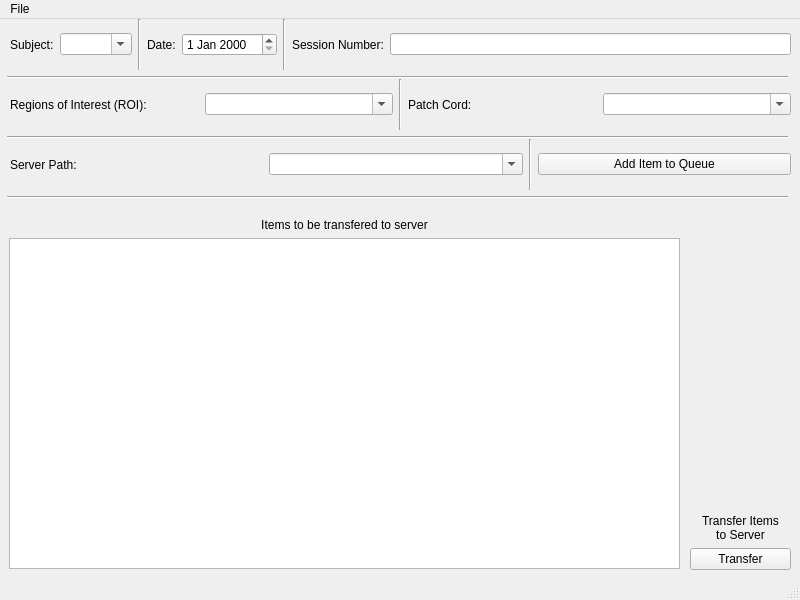
Above: deploy/fiberphotometry/fiber_photometry_form.ui from int-brain-lab/iblscripts before the change. Below: the same form after it.
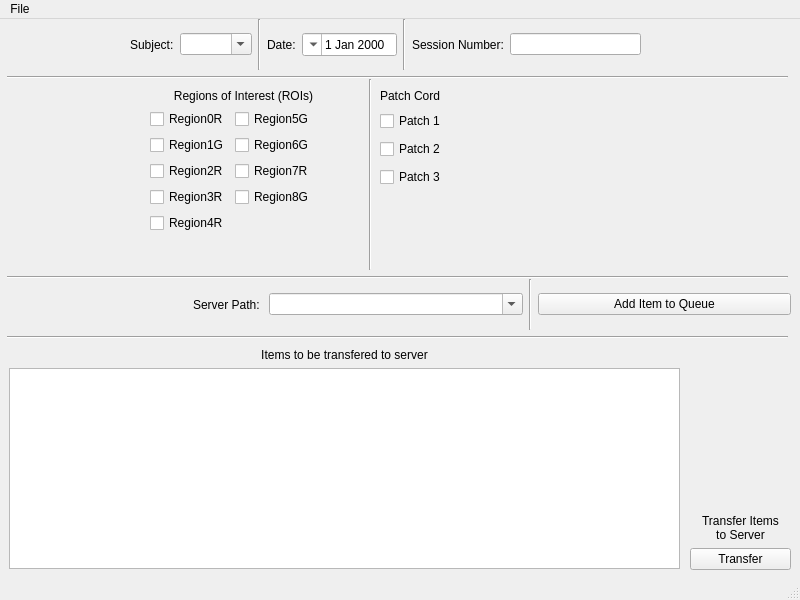
That is the form after the change.

Diff of the .ui file:
```diff
--- a/deploy/fiberphotometry/fiber_photometry_form.ui
+++ b/deploy/fiberphotometry/fiber_photometry_form.ui
@@ -29,9 +29,9 @@
    <widget class="QWidget" name="horizontalLayoutWidget">
     <property name="geometry">
      <rect>
-      <x>10</x>
+      <x>130</x>
       <y>0</y>
-      <width>781</width>
+      <width>511</width>
       <height>51</height>
      </rect>
     </property>
@@ -68,7 +68,17 @@
       </widget>
      </item>
      <item>
-      <widget class="QDateEdit" name="dateEdit"/>
+      <widget class="QDateEdit" name="date_edit">
+       <property name="layoutDirection">
+        <enum>Qt::RightToLeft</enum>
+       </property>
+       <property name="displayFormat">
+        <string/>
+       </property>
+       <property name="calendarPopup">
+        <bool>true</bool>
+       </property>
+      </widget>
      </item>
      <item>
       <widget class="Line" name="line_2">
@@ -85,52 +95,12 @@
       </widget>
      </item>
      <item>
-      <widget class="QLineEdit" name="lineEdit"/>
-     </item>
-    </layout>
-   </widget>
-   <widget class="QWidget" name="horizontalLayoutWidget_2">
-    <property name="geometry">
-     <rect>
-      <x>10</x>
-      <y>60</y>
-      <width>781</width>
-      <height>51</height>
-     </rect>
-    </property>
-    <layout class="QHBoxLayout" name="horizontalLayout_2">
-     <item>
-      <widget class="QLabel" name="label_5">
-       <property name="text">
-        <string>Regions of Interest (ROI):</string>
+      <widget class="QLineEdit" name="session_number">
+       <property name="maxLength">
+        <number>30</number>
        </property>
-      </widget>
-     </item>
-     <item>
-      <widget class="QComboBox" name="comboBox_2">
-       <property name="editable">
-        <bool>true</bool>
-       </property>
-      </widget>
-     </item>
-     <item>
-      <widget class="Line" name="line_5">
-       <property name="orientation">
-        <enum>Qt::Vertical</enum>
-       </property>
-      </widget>
-     </item>
-     <item>
-      <widget class="QLabel" name="label_7">
-       <property name="text">
-        <string>Patch Cord:</string>
-       </property>
-      </widget>
-     </item>
-     <item>
-      <widget class="QComboBox" name="comboBox_3">
-       <property name="editable">
-        <bool>true</bool>
+       <property name="alignment">
+        <set>Qt::AlignRight|Qt::AlignTrailing|Qt::AlignVCenter</set>
        </property>
       </widget>
      </item>
@@ -140,9 +110,9 @@
     <property name="geometry">
      <rect>
       <x>9</x>
-      <y>199</y>
+      <y>329</y>
       <width>671</width>
-      <height>351</height>
+      <height>221</height>
      </rect>
     </property>
     <layout class="QVBoxLayout" name="verticalLayout">
@@ -168,9 +138,9 @@
     <property name="geometry">
      <rect>
       <x>690</x>
-      <y>200</y>
+      <y>330</y>
       <width>101</width>
-      <height>351</height>
+      <height>221</height>
      </rect>
     </property>
     <layout class="QVBoxLayout" name="verticalLayout_2">
@@ -207,7 +177,7 @@
     <property name="geometry">
      <rect>
       <x>10</x>
-      <y>120</y>
+      <y>260</y>
       <width>781</width>
       <height>51</height>
      </rect>
@@ -216,7 +186,10 @@
      <item>
       <widget class="QLabel" name="label_6">
        <property name="text">
-        <string>Server Path:</string>
+        <string>Server Path: </string>
+       </property>
+       <property name="alignment">
+        <set>Qt::AlignRight|Qt::AlignTrailing|Qt::AlignVCenter</set>
        </property>
       </widget>
      </item>
@@ -278,7 +251,7 @@
     <property name="geometry">
      <rect>
       <x>7</x>
-      <y>110</y>
+      <y>250</y>
       <width>781</width>
       <height>16</height>
      </rect>
@@ -291,7 +264,7 @@
     <property name="geometry">
      <rect>
       <x>7</x>
-      <y>170</y>
+      <y>310</y>
       <width>781</width>
       <height>16</height>
      </rect>
@@ -300,6 +273,162 @@
      <enum>Qt::Horizontal</enum>
     </property>
    </widget>
+   <widget class="QWidget" name="verticalLayoutWidget_4">
+    <property name="geometry">
+     <rect>
+      <x>380</x>
+      <y>90</y>
+      <width>81</width>
+      <height>83</height>
+     </rect>
+    </property>
+    <layout class="QVBoxLayout" name="verticalLayout_4">
+     <item>
+      <widget class="QCheckBox" name="cb_patch1">
+       <property name="text">
+        <string>Patch 1</string>
+       </property>
+      </widget>
+     </item>
+     <item>
+      <widget class="QCheckBox" name="cb_patch2">
+       <property name="text">
+        <string>Patch 2</string>
+       </property>
+      </widget>
+     </item>
+     <item>
+      <widget class="QCheckBox" name="cb_patch3">
+       <property name="text">
+        <string>Patch 3</string>
+       </property>
+      </widget>
+     </item>
+    </layout>
+   </widget>
+   <widget class="Line" name="line_5">
+    <property name="geometry">
+     <rect>
+      <x>360</x>
+      <y>60</y>
+      <width>20</width>
+      <height>191</height>
+     </rect>
+    </property>
+    <property name="orientation">
+     <enum>Qt::Vertical</enum>
+    </property>
+   </widget>
+   <widget class="QWidget" name="gridLayoutWidget">
+    <property name="geometry">
+     <rect>
+      <x>150</x>
+      <y>90</y>
+      <width>191</width>
+      <height>170</height>
+     </rect>
+    </property>
+    <layout class="QGridLayout" name="gridLayout">
+     <property name="sizeConstraint">
+      <enum>QLayout::SetFixedSize</enum>
+     </property>
+     <item row="3" column="1">
+      <widget class="QCheckBox" name="cb_region8g">
+       <property name="text">
+        <string>Region8G</string>
+       </property>
+      </widget>
+     </item>
+     <item row="0" column="1">
+      <widget class="QCheckBox" name="cb_region5g">
+       <property name="text">
+        <string>Region5G</string>
+       </property>
+      </widget>
+     </item>
+     <item row="1" column="1">
+      <widget class="QCheckBox" name="cb_region6g">
+       <property name="text">
+        <string>Region6G</string>
+       </property>
+      </widget>
+     </item>
+     <item row="2" column="1">
+      <widget class="QCheckBox" name="cb_region7r">
+       <property name="text">
+        <string>Region7R</string>
+       </property>
+      </widget>
+     </item>
+     <item row="3" column="0">
+      <widget class="QCheckBox" name="cb_region3r">
+       <property name="text">
+        <string>Region3R</string>
+       </property>
+      </widget>
+     </item>
+     <item row="0" column="0">
+      <widget class="QCheckBox" name="cb_region0r">
+       <property name="text">
+        <string>Region0R</string>
+       </property>
+      </widget>
+     </item>
+     <item row="1" column="0">
+      <widget class="QCheckBox" name="cb_region1g">
+       <property name="text">
+        <string>Region1G</string>
+       </property>
+      </widget>
+     </item>
+     <item row="2" column="0">
+      <widget class="QCheckBox" name="cb_region2r">
+       <property name="text">
+        <string>Region2R</string>
+       </property>
+      </widget>
+     </item>
+     <item row="5" column="0">
+      <widget class="QCheckBox" name="cb_region4r">
+       <property name="text">
+        <string>Region4R</string>
+       </property>
+      </widget>
+     </item>
+    </layout>
+   </widget>
+   <widget class="QLabel" name="label">
+    <property name="geometry">
+     <rect>
+      <x>160</x>
+      <y>70</y>
+      <width>167</width>
+      <height>17</height>
+     </rect>
+    </property>
+    <property name="text">
+     <string>Regions of Interest (ROIs)</string>
+    </property>
+    <property name="alignment">
+     <set>Qt::AlignHCenter|Qt::AlignTop</set>
+    </property>
+   </widget>
+   <widget class="QLabel" name="label_5">
+    <property name="geometry">
+     <rect>
+      <x>380</x>
+      <y>70</y>
+      <width>81</width>
+      <height>22</height>
+     </rect>
+    </property>
+    <property name="text">
+     <string>Patch Cord</string>
+    </property>
+    <property name="alignment">
+     <set>Qt::AlignLeading|Qt::AlignLeft|Qt::AlignTop</set>
+    </property>
+   </widget>
   </widget>
   <widget class="QMenuBar" name="menubar">
    <property name="geometry">
```
Left out of the diff: 26 changed lines with no effect on the pictures.
